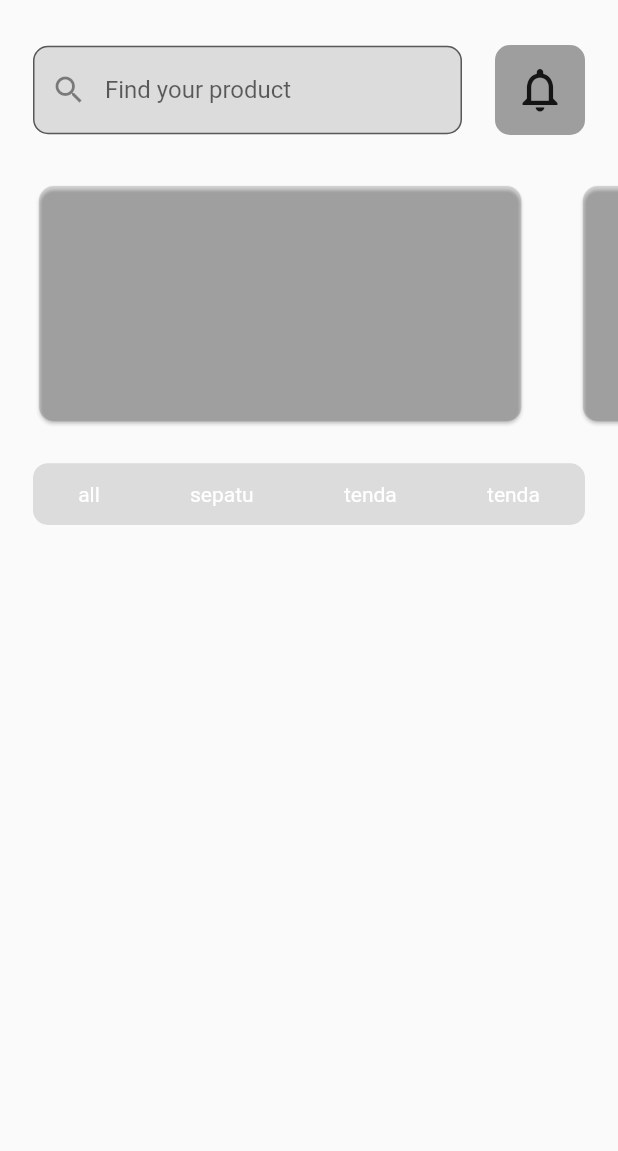
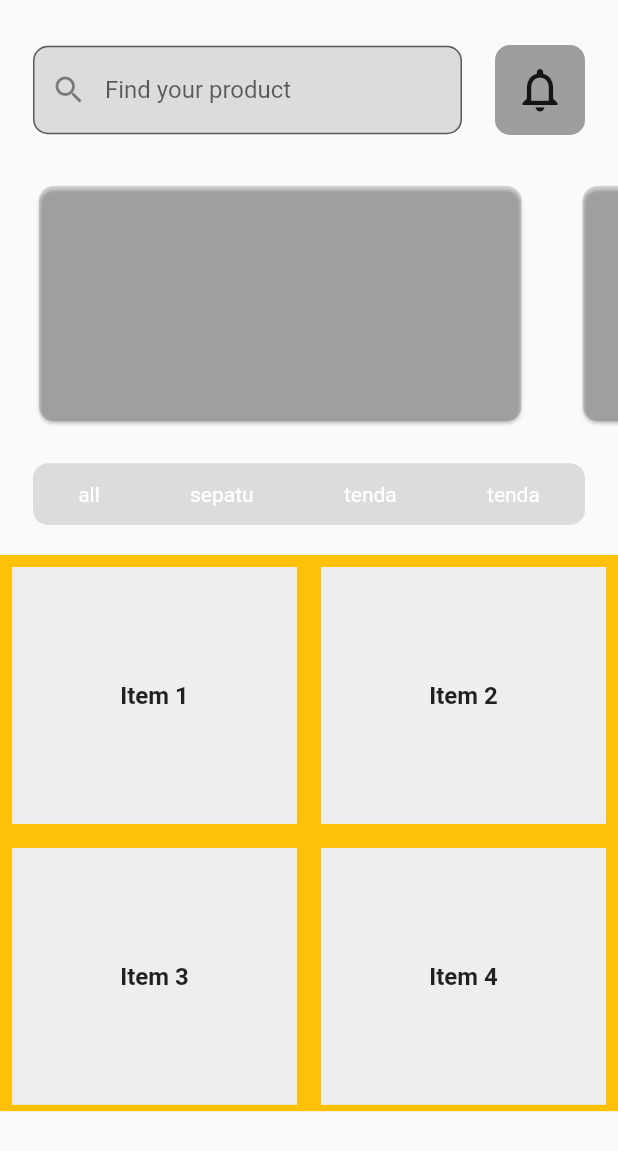
Before and after one commit to adiyuda46/rent, a Flutter app: the screen it shows after launch, on a phone screen of 412 x 824 dp. Shown: the top 1151 px of the screen. Run offline on Flutter 3.47's test engine with Material 2 defaults, Android fonts, the phone set to English and light mode, and no system bars.

Commit message:
create ui item

```diff
--- a/lib/ui/page/home.dart
+++ b/lib/ui/page/home.dart
@@ -1,5 +1,6 @@
 import 'package:flutter/material.dart';
 import 'package:rent/ui/widget/card.dart';
+import 'package:rent/ui/widget/item.dart';
 import 'package:rent/ui/widget/navigator.dart';
 import 'package:rent/ui/widget/notifButton.dart';
 import '../widget/Search.dart';
@@ -47,7 +48,7 @@ class _HomePageState extends State<HomePage> {
                   ],
                 ),),
                 Padding(
-                  padding: const EdgeInsets.fromLTRB(22, 24, 22, 24),
+                  padding: const EdgeInsets.fromLTRB(22, 24, 22, 20),
                   child: Container(
                     height: tinggi *0.05,
                     width: lebar,
@@ -66,7 +67,20 @@ class _HomePageState extends State<HomePage> {
                       ],
                     ),
                   ),
-                )
+                ),
+                Container(
+                  height: tinggi * 0.45,
+                  width: lebar,
+                  color: Colors.amber,
+                  child: Item(),
+
+                ),
+                // Container(
+                //   width: lebar,
+                //   height: tinggi *0.10,
+                //   color: Colors.grey,
+                // )
+
           ],
         ),
       ),
--- /dev/null
+++ b/lib/ui/widget/item.dart
@@ -0,0 +1,36 @@
+import 'package:flutter/material.dart';
+
+class Item extends StatelessWidget {
+  @override
+  Widget build(BuildContext context) {
+    final List<String> items = ['Item 1', 'Item 2', 'Item 3', 'Item 4', 'Item 5'];
+
+    return Container(
+      child: Expanded(
+        child: GridView.builder(
+          shrinkWrap: true,
+         // physics: NeverScrollableScrollPhysics(),
+          gridDelegate: SliverGridDelegateWithFixedCrossAxisCount(
+            crossAxisCount: 2,
+            childAspectRatio: 1.1, // Adjust the aspect ratio as needed
+          ),
+          itemCount: items.length,
+          itemBuilder: (context, index) {
+            return Padding(
+              padding: const EdgeInsets.all(8.0),
+              child: Container(
+                color: Colors.grey[200],
+                child: Center(
+                  child: Text(
+                    items[index],
+                    style: TextStyle(fontSize: 16, fontWeight: FontWeight.bold),
+                  ),
+                ),
+              ),
+            );
+          },
+        ),
+      ),
+    );
+  }
+}
```
